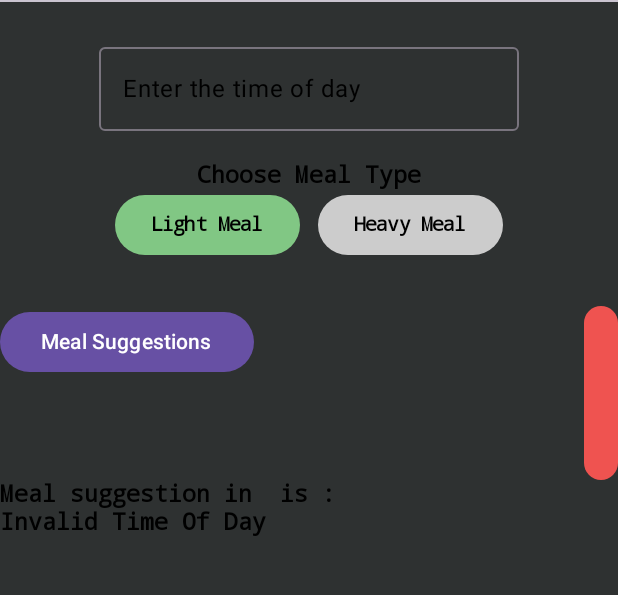
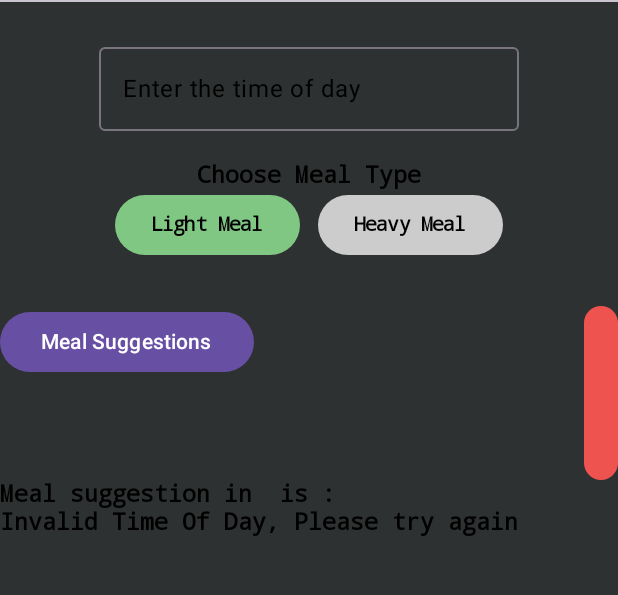
Before and after one commit to Natz-reddy/NutriPlan, an Android app built with Jetpack Compose: the screen it shows after launch (MainActivity), after a tap on "Meal Suggestions", on a phone screen of 412 x 824 dp, the part 62-657 px from its top. Run offline under Robolectric (Android 15) with nearby library versions, the phone set to English and light mode, and no system bars; 2 other taps on this screen came first.

Commit message:
editing text message

```diff
--- a/app/src/main/java/com/example/nutriplan/MainActivity.kt
+++ b/app/src/main/java/com/example/nutriplan/MainActivity.kt
@@ -126,7 +126,7 @@ class MainActivity : ComponentActivity() {
 
                         Button(onClick = {
                             meals = when (timeofday.lowercase()) {
-                                "morning" -> when (mealtype) {
+                                "breakfast" -> when (mealtype) {
                                     "light" -> "Oatmeal with fruits"
                                     else -> "Eggs & bacon"
                                 }
@@ -156,7 +156,7 @@ class MainActivity : ComponentActivity() {
                                     else -> "Toast with peanut butter"
                                 }
 
-                                else -> "Invalid Time Of Day"
+                                else -> "Invalid Time Of Day, Please try again"
                             }
                         }) {
                             Text(text = " Meal Suggestions "
```
